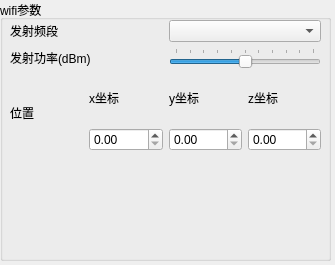
First picture: the form in UI/ui_wifi.ui, repository Antonovvv/Y-Fi, before the edit.
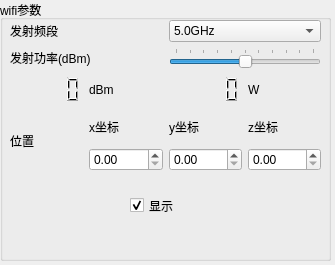
Second picture: the form after the edit.

The edit to the form file:
```diff
--- a/UI/ui_wifi.ui
+++ b/UI/ui_wifi.ui
@@ -31,56 +31,12 @@
       <x>10</x>
       <y>20</y>
       <width>311</width>
-      <height>131</height>
+      <height>151</height>
      </rect>
     </property>
     <layout class="QGridLayout" name="gridLayout_3">
-     <item row="0" column="2" colspan="2">
-      <widget class="QComboBox" name="comboBox_2"/>
-     </item>
-     <item row="2" column="2">
-      <widget class="QLabel" name="label_5">
-       <property name="text">
-        <string>y坐标</string>
-       </property>
-      </widget>
-     </item>
-     <item row="1" column="0" colspan="2">
-      <widget class="QLabel" name="label_2">
-       <property name="text">
-        <string>发射功率(dBm)</string>
-       </property>
-      </widget>
-     </item>
-     <item row="3" column="3">
-      <widget class="QDoubleSpinBox" name="doubleSpinBox_3"/>
-     </item>
-     <item row="2" column="3">
-      <widget class="QLabel" name="label_6">
-       <property name="text">
-        <string>z坐标</string>
-       </property>
-      </widget>
-     </item>
-     <item row="2" column="1">
-      <widget class="QLabel" name="label_4">
-       <property name="text">
-        <string>x坐标</string>
-       </property>
-      </widget>
-     </item>
-     <item row="3" column="1">
-      <widget class="QDoubleSpinBox" name="doubleSpinBox"/>
-     </item>
-     <item row="3" column="2">
-      <widget class="QDoubleSpinBox" name="doubleSpinBox_2"/>
-     </item>
-     <item row="0" column="0" colspan="2">
-      <widget class="QLabel" name="label">
-       <property name="text">
-        <string>发射频段</string>
-       </property>
-      </widget>
+     <item row="4" column="3">
+      <widget class="QDoubleSpinBox" name="spin_z"/>
      </item>
      <item row="1" column="2" colspan="2">
       <widget class="QSlider" name="horizontalSlider">
@@ -104,15 +60,123 @@
        </property>
       </widget>
      </item>
-     <item row="2" column="0" rowspan="2">
+     <item row="3" column="2">
+      <widget class="QLabel" name="label_5">
+       <property name="text">
+        <string>y坐标</string>
+       </property>
+      </widget>
+     </item>
+     <item row="4" column="1">
+      <widget class="QDoubleSpinBox" name="spin_x"/>
+     </item>
+     <item row="1" column="0" colspan="2">
+      <widget class="QLabel" name="power_label">
+       <property name="text">
+        <string>发射功率(dBm)</string>
+       </property>
+      </widget>
+     </item>
+     <item row="3" column="3">
+      <widget class="QLabel" name="label_6">
+       <property name="text">
+        <string>z坐标</string>
+       </property>
+      </widget>
+     </item>
+     <item row="3" column="1">
+      <widget class="QLabel" name="label_4">
+       <property name="text">
+        <string>x坐标</string>
+       </property>
+      </widget>
+     </item>
+     <item row="4" column="2">
+      <widget class="QDoubleSpinBox" name="spin_y"/>
+     </item>
+     <item row="0" column="0" colspan="2">
+      <widget class="QLabel" name="label">
+       <property name="text">
+        <string>发射频段</string>
+       </property>
+      </widget>
+     </item>
+     <item row="0" column="2" colspan="2">
+      <widget class="QComboBox" name="freq_selector">
+       <item>
+        <property name="text">
+         <string>5.0GHz</string>
+        </property>
+       </item>
+       <item>
+        <property name="text">
+         <string>2.4GHz</string>
+        </property>
+       </item>
+      </widget>
+     </item>
+     <item row="3" column="0" rowspan="2">
       <widget class="QLabel" name="label_3">
        <property name="text">
         <string>位置</string>
        </property>
       </widget>
      </item>
+     <item row="2" column="0">
+      <widget class="QLCDNumber" name="power_dbm">
+       <property name="frameShape">
+        <enum>QFrame::NoFrame</enum>
+       </property>
+       <property name="frameShadow">
+        <enum>QFrame::Raised</enum>
+       </property>
+       <property name="lineWidth">
+        <number>1</number>
+       </property>
+       <property name="smallDecimalPoint">
+        <bool>false</bool>
+       </property>
+      </widget>
+     </item>
+     <item row="2" column="1">
+      <widget class="QLabel" name="label_2">
+       <property name="text">
+        <string>dBm</string>
+       </property>
+      </widget>
+     </item>
+     <item row="2" column="2">
+      <widget class="QLCDNumber" name="power_w">
+       <property name="frameShape">
+        <enum>QFrame::NoFrame</enum>
+       </property>
+      </widget>
+     </item>
+     <item row="2" column="3">
+      <widget class="QLabel" name="label_7">
+       <property name="text">
+        <string>W</string>
+       </property>
+      </widget>
+     </item>
     </layout>
    </widget>
+   <widget class="QCheckBox" name="show_check">
+    <property name="geometry">
+     <rect>
+      <x>130</x>
+      <y>190</y>
+      <width>81</width>
+      <height>31</height>
+     </rect>
+    </property>
+    <property name="text">
+     <string>显示</string>
+    </property>
+    <property name="checked">
+     <bool>true</bool>
+    </property>
+   </widget>
   </widget>
  </widget>
  <resources/>
```
Left out of the diff: 2 changed lines with no effect on the pictures.
